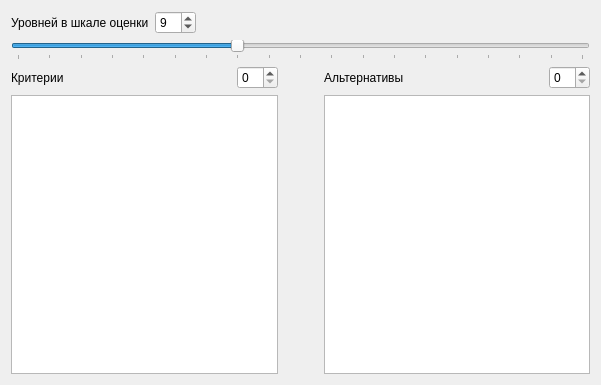
First picture: the form in src/UI/paramform.ui, repository RazorNd/AnalyticHiearchy, before the edit.
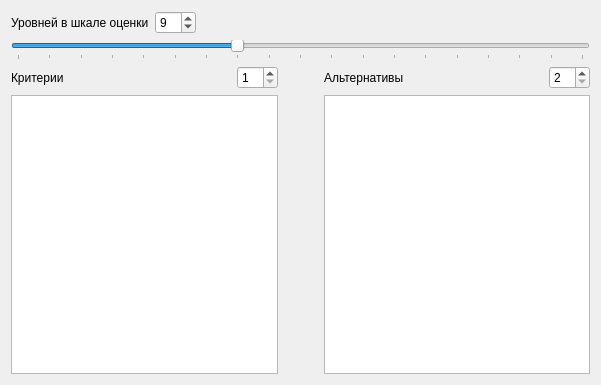
Second picture: the form after the edit.

Commit message: Изменен порядок вызова методов в класса AnalyticHiearchyView Изменено минимальное количество критериев и альтернатив Установленно новое значение для критериев и альтернатив при загрузке

```diff
--- a/src/UI/paramform.ui
+++ b/src/UI/paramform.ui
@@ -76,7 +76,14 @@
    <item>
     <layout class="QGridLayout" name="gridLayout" columnstretch="1,0,0,1,0">
      <item row="0" column="1">
-      <widget class="QSpinBox" name="criteriaCount"/>
+      <widget class="QSpinBox" name="criteriaCount">
+       <property name="minimum">
+        <number>1</number>
+       </property>
+       <property name="maximum">
+        <number>10</number>
+       </property>
+      </widget>
      </item>
      <item row="1" column="0" colspan="2">
       <widget class="QListView" name="criteriaView">
@@ -125,7 +132,11 @@
       </widget>
      </item>
      <item row="0" column="4">
-      <widget class="QSpinBox" name="alternativesCount"/>
+      <widget class="QSpinBox" name="alternativesCount">
+       <property name="minimum">
+        <number>2</number>
+       </property>
+      </widget>
      </item>
      <item row="1" column="3" colspan="2">
       <widget class="QListView" name="alternativesView"/>
```
The commit also changes 2 other files.
